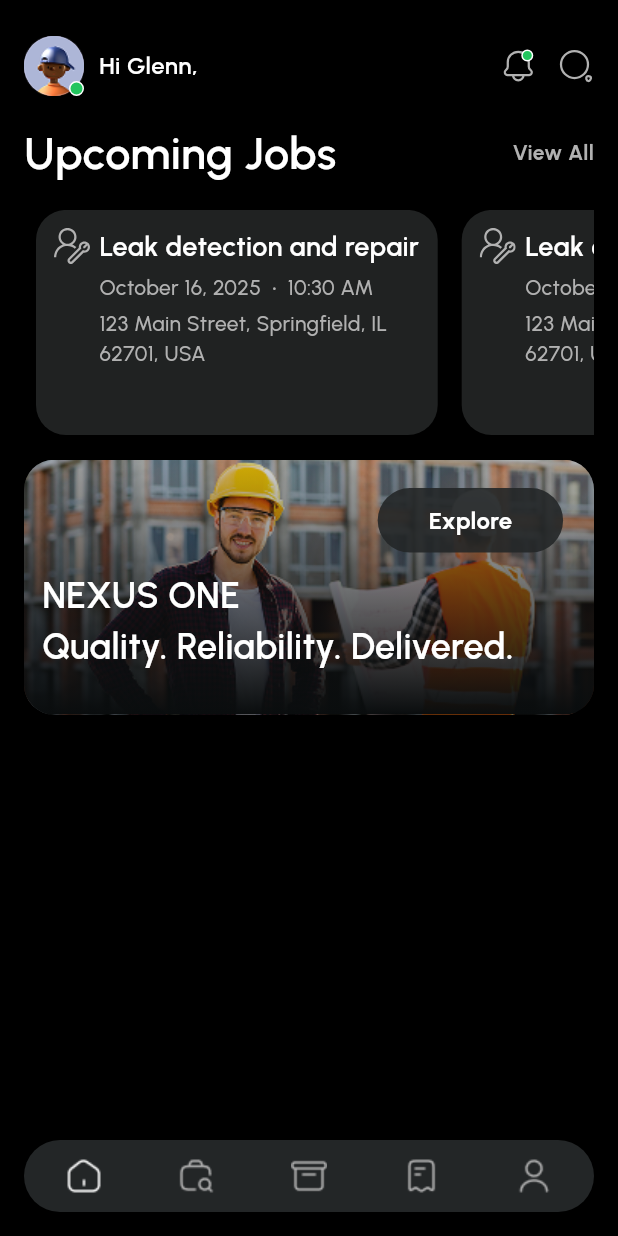
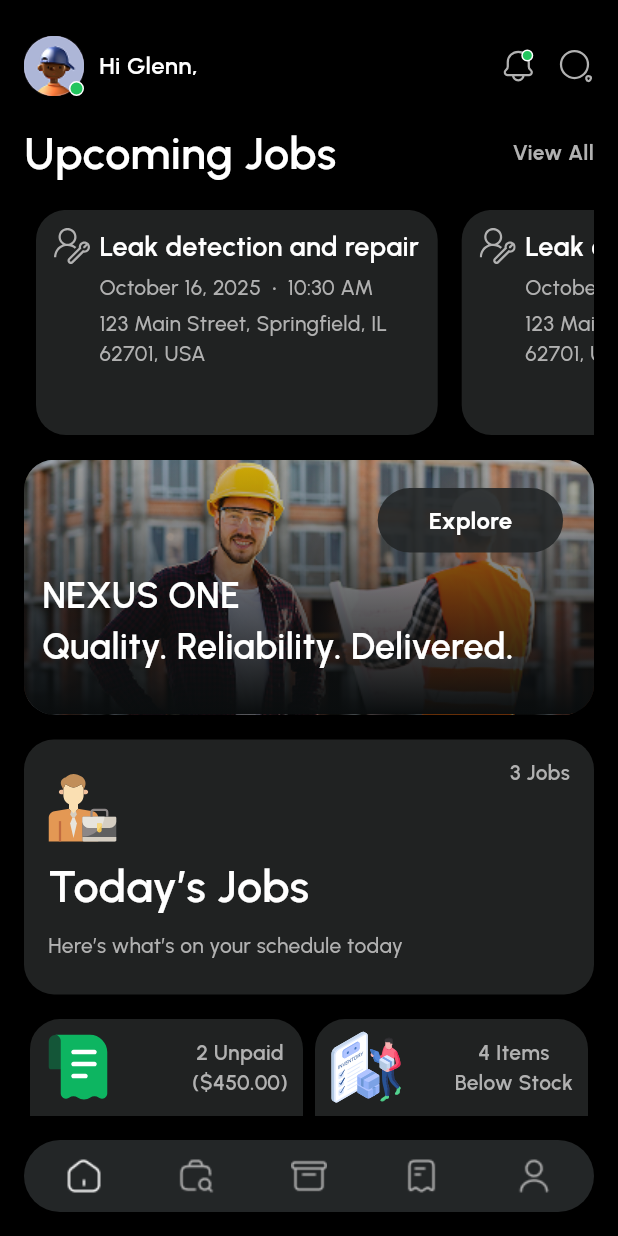
Before and after one commit to abir1219/NexusOne, a Flutter app: the HomeScreen screen opened by its route, on a phone screen of 412 x 824 dp. Run offline on Flutter 3.47's test engine with Material 3 defaults, Android fonts, the phone set to English and light mode, and no system bars; our stand-ins replace device_preview, flutter_spinkit, flutter_svg, gap, go_router, google_fonts and 2 more; accounts and stored records are empty.

Commit message:
update 1. Home page done

```diff
--- /dev/null
+++ b/lib/core/widgets/custom_schedule_job_details_card.dart
@@ -0,0 +1,59 @@
+import 'package:flutter/material.dart';
+import 'package:flutter_svg/svg.dart';
+import 'package:google_fonts/google_fonts.dart';
+
+import '../constants/app_colors.dart';
+
+class CustomScheduleJobDetailsCard extends StatelessWidget {
+  const CustomScheduleJobDetailsCard({super.key});
+
+  @override
+  Widget build(BuildContext context) {
+    return Container(
+      height: 175,
+      decoration: BoxDecoration(
+        color: AppColors.UPCOMING_BLOCK_COLOR,
+        borderRadius: BorderRadius.circular(20),
+      ),
+      child: Padding(
+        padding: const EdgeInsets.symmetric(horizontal: 16.0,vertical: 12.0),
+        child: Row(
+          crossAxisAlignment: CrossAxisAlignment.start,
+          children: [
+            Expanded(
+              child: Column(
+                crossAxisAlignment: CrossAxisAlignment.start,
+                mainAxisAlignment: MainAxisAlignment.center,
+                spacing: 8,
+                children: [
+                  SizedBox(
+                    child: SvgPicture.asset("assets/images/schedule_job.svg"),
+                  ),
+                  SizedBox(
+                    child: Text("Scheduled Jobs",style: GoogleFonts.urbanist(
+                      fontSize: 30,
+                      fontWeight: FontWeight.w600,
+                      color: AppColors.TEXT_COLOR_WHITE,
+                    ),),
+                  ),
+                  SizedBox(
+                    child: Text("Stay prepared for your scheduled tasks",style: GoogleFonts.urbanist(
+                      fontSize: 14,
+                      fontWeight: FontWeight.w500,
+                      color: AppColors.TEXT_COLOR_OFF_WHITE,
+                    ),),
+                  ),
+                ],
+              ),
+            ),
+            Text("5 Scheduled Jobs",style: GoogleFonts.urbanist(
+              fontSize: 14,
+              fontWeight: FontWeight.w600,
+              color: AppColors.TEXT_COLOR_OFF_WHITE,
+            ),),
+          ],
+        ),
+      ),
+    );
+  }
+}
--- /dev/null
+++ b/lib/core/widgets/custom_today_job_details_card.dart
@@ -0,0 +1,59 @@
+import 'package:flutter/material.dart';
+import 'package:flutter_svg/svg.dart';
+import 'package:google_fonts/google_fonts.dart';
+
+import '../constants/app_colors.dart';
+
+class CustomJobDetailsCard extends StatelessWidget {
+  const CustomJobDetailsCard({super.key});
+
+  @override
+  Widget build(BuildContext context) {
+    return Container(
+      height: 170,
+      decoration: BoxDecoration(
+        color: AppColors.UPCOMING_BLOCK_COLOR,
+        borderRadius: BorderRadius.circular(20),
+      ),
+      child: Padding(
+        padding: const EdgeInsets.symmetric(horizontal: 16.0,vertical: 12.0),
+        child: Row(
+          crossAxisAlignment: CrossAxisAlignment.start,
+          children: [
+            Expanded(
+              child: Column(
+                crossAxisAlignment: CrossAxisAlignment.start,
+                mainAxisAlignment: MainAxisAlignment.center,
+                spacing: 8,
+                children: [
+                  SizedBox(
+                    child: SvgPicture.asset("assets/images/group.svg"),
+                  ),
+                  SizedBox(
+                    child: Text("Today’s Jobs",style: GoogleFonts.urbanist(
+                      fontSize: 30,
+                      fontWeight: FontWeight.w600,
+                      color: AppColors.TEXT_COLOR_WHITE,
+                    ),),
+                  ),
+                  SizedBox(
+                    child: Text("Here’s what’s on your schedule today",style: GoogleFonts.urbanist(
+                      fontSize: 14,
+                      fontWeight: FontWeight.w500,
+                      color: AppColors.TEXT_COLOR_OFF_WHITE,
+                    ),),
+                  ),
+                ],
+              ),
+            ),
+            Text("3 Jobs",style: GoogleFonts.urbanist(
+              fontSize: 14,
+              fontWeight: FontWeight.w600,
+              color: AppColors.TEXT_COLOR_OFF_WHITE,
+            ),),
+          ],
+        ),
+      ),
+    );
+  }
+}
--- a/lib/features/home_screen/presentation/home_screen.dart
+++ b/lib/features/home_screen/presentation/home_screen.dart
@@ -8,6 +8,8 @@
 
 import '../../../core/constants/app_colors.dart';
 import '../../../core/widgets/custom_banner.dart';
+import '../../../core/widgets/custom_schedule_job_details_card.dart';
+import '../../../core/widgets/custom_today_job_details_card.dart';
 import '../../../core/widgets/custom_top_header.dart';
 import '../../../core/widgets/custom_upcoming_job_card.dart';
 
@@ -86,12 +88,43 @@
                       itemCount: 3,
                       itemBuilder: (context, index) =>
                           // _buildUpcomingContainer(index, height, width),
-                      UpcomingJobCard(title: 'Leak detection and repair', dateTime: DateFormat(
-                        "MMMM d, yyyy  •  h:mm a",
-                      ).format(DateTime.now()), address: '123 Main Street, Springfield, IL 62701, USA', width: width,),
+                          UpcomingJobCard(
+                            title: 'Leak detection and repair',
+                            dateTime: DateFormat(
+                              "MMMM d, yyyy  •  h:mm a",
+                            ).format(DateTime.now()),
+                            address:
+                                '123 Main Street, Springfield, IL 62701, USA',
+                            width: width,
+                          ),
                     ),
                   ),
                   CustomBanner(),
+                  CustomJobDetailsCard(),
+                  Row(
+                    children: [
+                      Expanded(
+                        child: _buildContainer(
+                          imageUrl: 'assets/images/invoice.svg',
+                          title: 'Invoices',
+                          subtitle: 'View and manage all your invoices',
+                          qtyStatus: '2 Unpaid',
+                          priceStatus: "(\$450.00)",
+                        ),
+                      ),
+                      Expanded(
+                        child: _buildContainer(
+                          imageUrl: 'assets/images/inventory.svg',
+                          title: 'Inventory',
+                          subtitle:
+                              'Monitor your product quantities and status',
+                          qtyStatus: '4 Items',
+                          priceStatus: "Below Stock",
+                        ),
+                      ),
+                    ],
+                  ),
+                  CustomScheduleJobDetailsCard(),
                 ],
               ),
             ),
@@ -101,4 +134,80 @@
       ),
     );
   }
+
+  Widget _buildContainer({
+    required String imageUrl,
+    required String title,
+    required String subtitle,
+    required String qtyStatus,
+    required String priceStatus,
+  }) {
+    return Container(
+      height: MediaQuery.sizeOf(context).height * .2,
+      //170,
+      padding: EdgeInsets.symmetric(horizontal: 10, vertical: 8),
+      margin: EdgeInsets.symmetric(horizontal: 4),
+      decoration: BoxDecoration(
+        borderRadius: BorderRadius.circular(20),
+        color: AppColors.UPCOMING_BLOCK_COLOR,
+      ),
+      child: Column(
+        mainAxisAlignment: MainAxisAlignment.center,
+        crossAxisAlignment: CrossAxisAlignment.center,
+        children: [
+          Row(
+            mainAxisAlignment: MainAxisAlignment.spaceBetween,
+            children: [
+              SizedBox(child: SvgPicture.asset(imageUrl)),
+              Column(
+                children: [
+                  Text(
+                    qtyStatus,
+                    style: GoogleFonts.urbanist(
+                      fontSize: 14,
+                      fontWeight: FontWeight.w600,
+                      color: AppColors.TEXT_COLOR_OFF_WHITE,
+                    ),
+                  ),
+                  Text(
+                    priceStatus,
+                    style: GoogleFonts.urbanist(
+                      fontSize: 14,
+                      fontWeight: FontWeight.w600,
+                      color: AppColors.TEXT_COLOR_OFF_WHITE,
+                    ),
+                  ),
+                ],
+              ),
+            ],
+          ),
+          Expanded(
+            child: Column(
+              spacing: 8,
+              mainAxisAlignment: MainAxisAlignment.center,
+              crossAxisAlignment: CrossAxisAlignment.start,
+              children: [
+                Text(
+                  title,
+                  style: GoogleFonts.urbanist(
+                    fontSize: 18,
+                    fontWeight: FontWeight.w600,
+                    color: AppColors.TEXT_COLOR_WHITE,
+                  ),
+                ),
+                Text(
+                  subtitle,
+                  style: GoogleFonts.urbanist(
+                    fontSize: 14,
+                    fontWeight: FontWeight.w500,
+                    color: AppColors.TEXT_COLOR_OFF_WHITE,
+                  ),
+                ),
+              ],
+            ),
+          ),
+        ],
+      ),
+    );
+  }
 }
```
Also changed, not shown: assets/images/group.svg (added), assets/images/inventory.svg (added), assets/images/invoice.svg (added), assets/images/schedule_job.svg (added), pubspec.lock.
